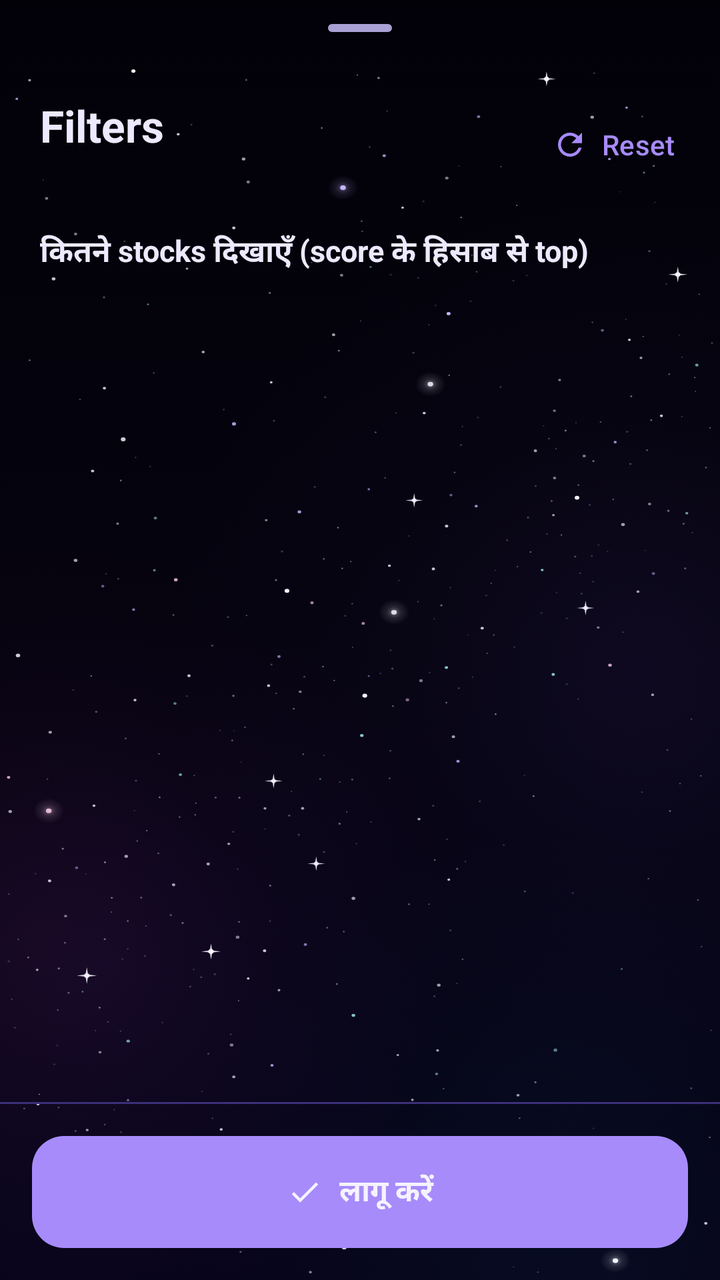
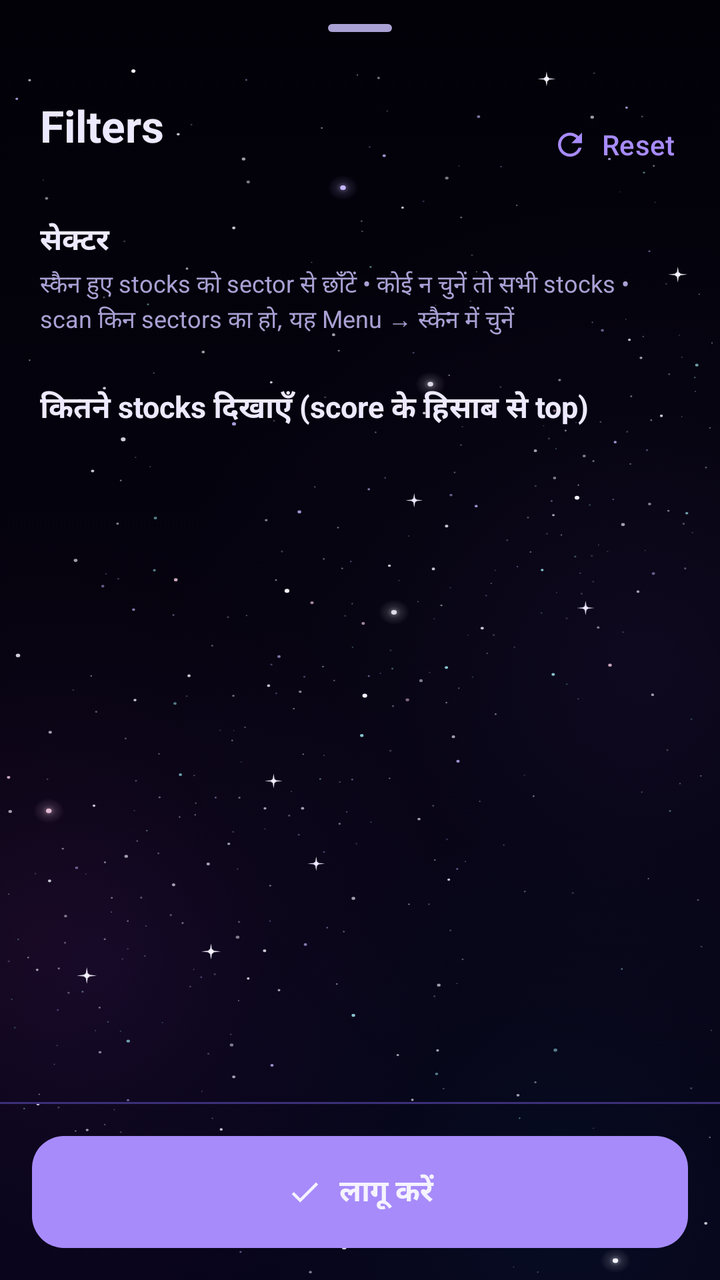

Compare the two renders of this Android layout. The source of the first and the diff that turns it into the second are given below.
<!-- AndroidManifest.xml: application theme Theme.ShareScan -->
<!-- res/layout/sheet_filters.xml -->
<?xml version="1.0" encoding="utf-8"?>
<LinearLayout xmlns:android="http://schemas.android.com/apk/res/android"
    xmlns:app="http://schemas.android.com/apk/res-auto"
    android:layout_width="match_parent"
    android:layout_height="match_parent"
    android:orientation="vertical">

    <com.google.android.material.bottomsheet.BottomSheetDragHandleView
        android:layout_width="match_parent"
        android:layout_height="wrap_content" />

    <LinearLayout
        android:layout_width="match_parent"
        android:layout_height="wrap_content"
        android:gravity="center_vertical"
        android:orientation="horizontal"
        android:paddingStart="20dp"
        android:paddingEnd="8dp">

        <LinearLayout
            android:layout_width="0dp"
            android:layout_height="wrap_content"
            android:layout_weight="1"
            android:orientation="vertical">

            <TextView
                android:layout_width="wrap_content"
                android:layout_height="wrap_content"
                android:text="@string/filters"
                android:textColor="@color/text_primary"
                android:textSize="22sp"
                android:textStyle="bold" />

            <TextView
                android:id="@+id/filterSummary"
                android:layout_width="wrap_content"
                android:layout_height="wrap_content"
                android:layout_marginTop="2dp"
                android:fontFeatureSettings="tnum"
                android:textColor="@color/text_secondary"
                android:textSize="13sp" />
        </LinearLayout>

        <com.google.android.material.button.MaterialButton
            android:id="@+id/filterReset"
            style="@style/Widget.ShareScan.TextButton"
            android:layout_width="wrap_content"
            android:layout_height="wrap_content"
            android:text="@string/filters_reset"
            app:icon="@drawable/ic_refresh" />
    </LinearLayout>

    <androidx.core.widget.NestedScrollView
        android:layout_width="match_parent"
        android:layout_height="0dp"
        android:layout_weight="1">

        <LinearLayout
            android:layout_width="match_parent"
            android:layout_height="wrap_content"
            android:orientation="vertical"
            android:paddingBottom="20dp">

            <LinearLayout
                android:id="@+id/filterMetrics"
                android:layout_width="match_parent"
                android:layout_height="wrap_content"
                android:orientation="vertical" />

            <TextView
                android:layout_width="wrap_content"
                android:layout_height="wrap_content"
                android:layout_marginTop="18dp"
                android:paddingHorizontal="20dp"
                android:text="@string/filters_limit"
                android:textColor="@color/text_primary"
                android:textSize="15sp"
                android:textStyle="bold" />

            <HorizontalScrollView
                android:layout_width="match_parent"
                android:layout_height="wrap_content"
                android:layout_marginTop="6dp"
                android:clipToPadding="false"
                android:paddingHorizontal="16dp"
                android:scrollbars="none">

                <com.google.android.material.chip.ChipGroup
                    android:id="@+id/limitChips"
                    android:layout_width="wrap_content"
                    android:layout_height="wrap_content"
                    app:selectionRequired="true"
                    app:singleLine="true"
                    app:singleSelection="true" />
            </HorizontalScrollView>
        </LinearLayout>
    </androidx.core.widget.NestedScrollView>

    <View
        android:layout_width="match_parent"
        android:layout_height="1dp"
        android:background="?attr/colorOutline" />

    
    <com.google.android.material.button.MaterialButton
        android:id="@+id/filterApply"
        android:stateListAnimator="@animator/press_scale_soft"
        android:layout_width="match_parent"
        android:layout_height="56dp"
        android:layout_margin="16dp"
        android:insetTop="0dp"
        android:insetBottom="0dp"
        android:text="@string/filters_apply"
        android:textAllCaps="false"
        android:textColor="@color/hero_button_text"
        android:textSize="15sp"
        android:textStyle="bold"
        app:cornerRadius="16dp"
        app:icon="@drawable/ic_check"
        app:iconGravity="textStart"
        app:iconTint="@color/hero_button_text" />
</LinearLayout>
<!-- resources referenced by this layout -->
<resources>
  <!-- drawable ic_check (drawable) -->
  <?xml version="1.0" encoding="utf-8"?>
  <vector xmlns:android="http://schemas.android.com/apk/res/android"
      android:width="24dp"
      android:height="24dp"
      android:viewportWidth="24"
      android:viewportHeight="24">
      <path
          android:fillColor="@android:color/white"
          android:pathData="M9,16.17L4.83,12l-1.42,1.41L9,19 21,7l-1.41,-1.41z" />
  </vector>
  <string name="filters">Filters</string>
  <string name="filters_apply">लागू करें</string>
  <string name="filters_limit">कितने stocks दिखाएँ (score के हिसाब से top)</string>
  <string name="filters_reset">Reset</string>
  <style name="Widget.ShareScan.TextButton" parent="Widget.Material3.Button.TextButton">
          <item name="android:stateListAnimator">@animator/press_scale</item>
      </style>
  <color name="galaxy_accent">#A78BFA</color>
  <color name="galaxy_on_accent">#1B0B45</color>
  <color name="galaxy_accent_container">#3B2381</color>
  <color name="galaxy_on_accent_container">#EDE9FE</color>
  <color name="galaxy_primary_inverse">#5B3FD0</color>
  <color name="galaxy_cyan">#22D3EE</color>
  <color name="galaxy_magenta">#F472B6</color>
  <color name="galaxy_bg">#020108</color>
  <color name="galaxy_surface_high">#1D1347</color>
  <color name="galaxy_surface_lowest">#010005</color>
  <color name="galaxy_surface_low">#0E0829</color>
  <color name="galaxy_surface">#150D3A</color>
  <color name="galaxy_surface_highest">#271A58</color>
  <color name="galaxy_text">#EDE9FE</color>
  <color name="galaxy_text_soft">#A9A1D4</color>
  <color name="galaxy_outline">#3B2F7A</color>
  <color name="bear">#FB7185</color>
  <color name="galaxy_card">#B3170E3F</color>
  <color name="galaxy_card_stroke">#8CA78BFA</color>
  <color name="galaxy_sheet">#E0120A33</color>
  <color name="galaxy_track">#2A1E5E</color>
  <style name="Widget.ShareScan.Button" parent="Widget.Material3.Button">
          <item name="android:stateListAnimator">@animator/press_scale</item>
      </style>
  <style name="Widget.ShareScan.ImageButton" parent="Widget.AppCompat.ImageButton">
          <item name="android:stateListAnimator">@animator/press_scale</item>
      </style>
  <style name="ThemeOverlay.ShareScan.Dialog" parent="ThemeOverlay.Material3.MaterialAlertDialog">
          <item name="buttonBarPositiveButtonStyle">@style/Widget.ShareScan.DialogButton</item>
          <item name="buttonBarNegativeButtonStyle">@style/Widget.ShareScan.DialogButton</item>
      </style>
  <style name="Widget.ShareScan.BottomSheet" parent="Widget.Material3.BottomSheet.Modal">
          <item name="backgroundTint">@color/glass_sheet</item>
      </style>
  <color name="hero_glass_mid">#666A22B5</color>
  <color name="hero_glass_end">#5908718F</color>
  <color name="hero_glass_start">#5922104E</color>
  <!-- drawable switch_glass_track (drawable) -->
  <?xml version="1.0" encoding="utf-8"?>
  <selector xmlns:android="http://schemas.android.com/apk/res/android"
      android:enterFadeDuration="150"
      android:exitFadeDuration="150">
      <item android:drawable="@drawable/switch_glass_track_on" android:state_checked="true" />
      <item android:drawable="@drawable/switch_glass_track_off" />
  </selector>
  <style name="Widget.ShareScan.DialogButton" parent="Widget.Material3.Button.TextButton.Dialog">
          <item name="android:stateListAnimator">@animator/press_scale</item>
      </style>
  <color name="glass_sheen">#2EFFFFFF</color>
  <color name="glass_rim">#59FFFFFF</color>
  <!-- unchanged entries left out for length: 22 -->
</resources>

<!-- the commit's change to res/layout/sheet_filters.xml (unified diff, before → after) -->
@@ -61,6 +61,35 @@
             android:orientation="vertical"
             android:paddingBottom="20dp">
 
+            
+            <TextView
+                android:id="@+id/sectorTitle"
+                android:layout_width="wrap_content"
+                android:layout_height="wrap_content"
+                android:layout_marginTop="12dp"
+                android:paddingHorizontal="20dp"
+                android:text="@string/filters_sector"
+                android:textColor="@color/text_primary"
+                android:textSize="15sp"
+                android:textStyle="bold" />
+
+            <TextView
+                android:id="@+id/sectorHint"
+                android:layout_width="wrap_content"
+                android:layout_height="wrap_content"
+                android:layout_marginTop="2dp"
+                android:paddingHorizontal="20dp"
+                android:text="@string/filters_sector_hint"
+                android:textColor="@color/text_secondary"
+                android:textSize="12sp" />
+
+            <com.google.android.material.chip.ChipGroup
+                android:id="@+id/sectorChips"
+                android:layout_width="match_parent"
+                android:layout_height="wrap_content"
+                android:layout_marginTop="6dp"
+                android:paddingHorizontal="20dp" />
+
             <LinearLayout
                 android:id="@+id/filterMetrics"
                 android:layout_width="match_parent"
<!-- resource entries referenced after the edit -->
@@ -15,6 +15,8 @@
   <string name="filters_apply">लागू करें</string>
   <string name="filters_limit">कितने stocks दिखाएँ (score के हिसाब से top)</string>
   <string name="filters_reset">Reset</string>
+  <string name="filters_sector">सेक्टर</string>
+  <string name="filters_sector_hint">स्कैन हुए stocks को sector से छाँटें • कोई न चुनें तो सभी stocks • scan किन sectors का हो, यह Menu → स्कैन में चुनें</string>
   <style name="Widget.ShareScan.TextButton" parent="Widget.Material3.Button.TextButton">
           <item name="android:stateListAnimator">@animator/press_scale</item>
       </style>
